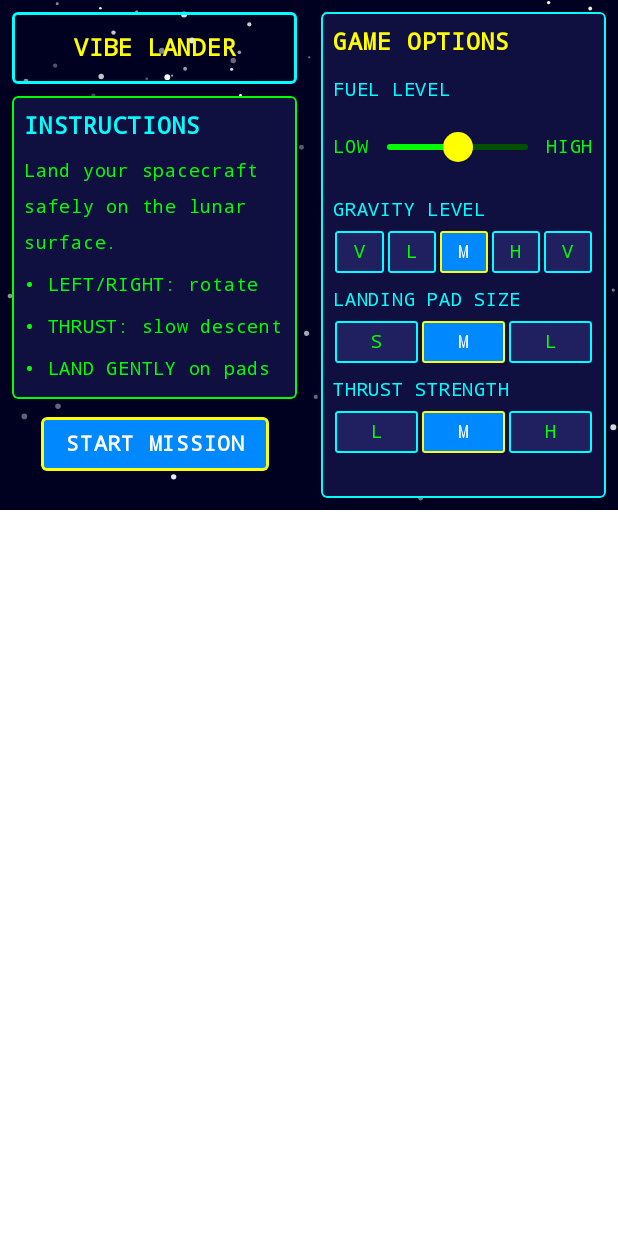
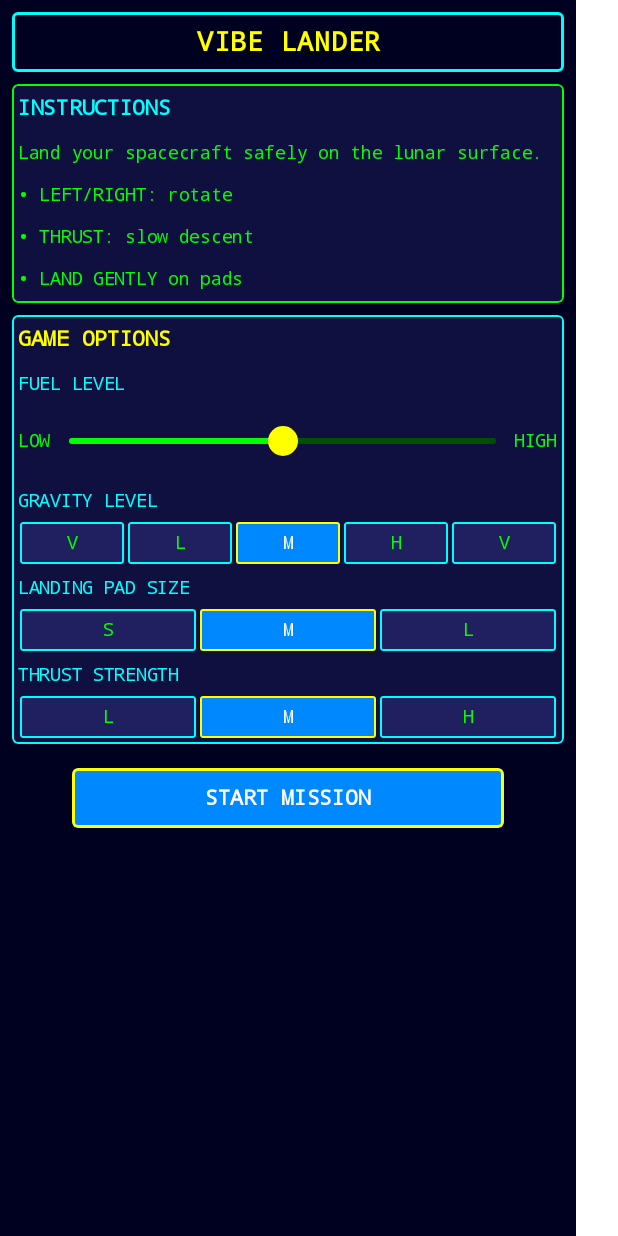
Before and after one commit to balch/lander, an Android app built with Jetpack Compose: the @Preview function StartScreenPreview, on a phone screen of 412 x 824 dp. Run offline under Robolectric (Android 15) with nearby library versions, the phone set to English and light mode, and no system bars.

Commit message:
Enhance StartScreen with responsive layout and previews
Refactored StartScreen to support dynamic layouts for both landscape and portrait orientations. Introduced responsive composables with scaling font sizes and spacing, optimized for various screen dimensions. Added preview functions for better visualization and adapted configuration options to improve user interaction across devices.

```diff
--- a/composeApp/src/commonMain/kotlin/com/balch/lander/screens/startscreen/StartScreen.kt
+++ b/composeApp/src/commonMain/kotlin/com/balch/lander/screens/startscreen/StartScreen.kt
@@ -1,28 +1,95 @@
 package com.balch.lander.screens.startscreen
-
-import androidx.compose.foundation.Canvas
 import androidx.compose.foundation.background
 import androidx.compose.foundation.border
 import androidx.compose.foundation.clickable
 import androidx.compose.foundation.layout.*
+
 import androidx.compose.foundation.shape.RoundedCornerShape
+import androidx.compose.foundation.verticalScroll
 import androidx.compose.material.*
 import androidx.compose.runtime.Composable
 import androidx.compose.ui.Alignment
 import androidx.compose.ui.Modifier
 import androidx.compose.ui.draw.clip
-import androidx.compose.ui.geometry.Offset
 import androidx.compose.ui.graphics.Color
 import androidx.compose.ui.text.font.FontFamily
 import androidx.compose.ui.text.font.FontWeight
 import androidx.compose.ui.text.style.TextAlign
 import androidx.compose.ui.unit.dp
+import androidx.compose.ui.unit.sp
 import com.balch.lander.GameConfig
 import com.balch.lander.GravityLevel
 import com.balch.lander.LandingPadSize
 import com.balch.lander.ThrustStrength
 import org.jetbrains.compose.ui.tooling.preview.Preview
-import kotlin.random.Random
+
+/**
+ * Preview function for the Start Screen.
+ * This provides a preview of the Start Screen with default configuration.
+ * The UI is designed for landscape orientation.
+ * Note: When viewing in Android Studio, use the landscape orientation in the preview tool.
+ */
+@Preview
+@Composable
+fun StartScreenPreview() {
+    val defaultState = StartScreenState(
+        gameConfig = GameConfig(
+            fuelLevel = 0.5f,
+            gravity = GravityLevel.MEDIUM,
+            landingPadSize = LandingPadSize.MEDIUM,
+            thrustStrength = ThrustStrength.MEDIUM
+        )
+    )
+
+    MaterialTheme(colors = darkColors()) {
+        Box(
+            modifier = Modifier
+                .width(384.dp)
+                .height(832.dp)
+                .background(Color.White.copy(alpha = 0.5f))
+        ) {
+            StartScreen(
+                uiState = defaultState,
+                onFuelLevelChanged = {},
+                onGravityLevelChanged = {},
+                onLandingPadSizeChanged = {},
+                onThrustStrengthChanged = {},
+                onStartGameClicked = {}
+            )
+        }
+    }
+}
+
+@Preview
+@Composable
+fun StartScreenPreviewLandscape() {
+    val defaultState = StartScreenState(
+        gameConfig = GameConfig(
+            fuelLevel = 0.5f,
+            gravity = GravityLevel.MEDIUM,
+            landingPadSize = LandingPadSize.MEDIUM,
+            thrustStrength = ThrustStrength.MEDIUM
+        )
+    )
+
+    MaterialTheme(colors = darkColors()) {
+        Box(
+            modifier = Modifier
+                .width(832.dp)
+                .height(384.dp)
+                .background(Color.White.copy(alpha = 0.5f))
+        ) {
+            StartScreen(
+                uiState = defaultState,
+                onFuelLevelChanged = {},
+                onGravityLevelChanged = {},
+                onLandingPadSizeChanged = {},
+                onThrustStrengthChanged = {},
+                onStartGameClicked = {}
+            )
+        }
+    }
+}
 
 /**
  * Start Screen for the Lunar Lander game.
@@ -38,55 +105,45 @@ fun StartScreen(
     onThrustStrengthChanged: (ThrustStrength) -> Unit,
     onStartGameClicked: () -> Unit
 ) {
-    // Define retro colors
+    // Define retro colors (unchanged)
     val retroBackground = Color(0xFF000020) // Dark blue background
     val retroGreen = Color(0xFF00FF00) // Bright green for text
     val retroYellow = Color(0xFFFFFF00) // Yellow for highlights
     val retroCyan = Color(0xFF00FFFF) // Cyan for accents
     val retroBlue = Color(0xFF0088FF) // Blue for buttons
 
-    Box(
+    // Use BoxWithConstraints to get screen dimensions
+    BoxWithConstraints(
         modifier = Modifier
+            .windowInsetsPadding(WindowInsets.safeDrawing)
             .fillMaxSize()
             .background(retroBackground)
     ) {
-        // Stars background
-        Canvas(modifier = Modifier.fillMaxSize()) {
-            val random = Random(42) // Fixed seed for consistent star pattern
-            repeat(100) {
-                val x = random.nextFloat() * size.width
-                val y = random.nextFloat() * size.height
-                val radius = random.nextFloat() * 2f + 1f
-                drawCircle(
-                    color = Color.White.copy(alpha = random.nextFloat() * 0.7f + 0.3f),
-                    radius = radius,
-                    center = Offset(x, y)
-                )
-            }
-        }
+        // Calculate available space
+        val availableWidth = maxWidth
+        val availableHeight = maxHeight
+        val isPortrait = availableWidth < availableHeight
 
-        // Use Row as the main container for landscape orientation
-        Row(
-            modifier = Modifier
-                .fillMaxSize()
-                .padding(8.dp),
-            verticalAlignment = Alignment.CenterVertically,
-            horizontalArrangement = Arrangement.spacedBy(8.dp)
-        ) {
-            // Left side: Title and Instructions
-            Column(
-                modifier = Modifier
-                    .fillMaxHeight()
-                    .weight(1f)
-                    .padding(end = 4.dp),
-                verticalArrangement = Arrangement.spacedBy(8.dp)
-            ) {
-                // Title
+        // Calculate font scale factor based on screen size
+        // This helps adapt to user font size preferences
+        val fontScaleFactor = minOf(
+            availableWidth.value / 383f,
+            availableHeight.value / 832f,
+            1.2f
+        ).coerceAtLeast(0.6f)
+
+        // Calculate dynamic spacing based on available space
+        val dynamicSpacing = (8 * fontScaleFactor).dp
+        val smallPadding = (4 * fontScaleFactor).dp
+
+        // Create responsive composable functions
+        @Composable
+        fun RenderTitle() {
             Box(
                 modifier = Modifier
                     .fillMaxWidth()
                     .border(2.dp, retroCyan, RoundedCornerShape(4.dp))
-                        .padding(4.dp),
+                    .padding(smallPadding),
                 contentAlignment = Alignment.Center
             ) {
                 Text(
@@ -95,11 +152,14 @@ fun StartScreen(
                     fontWeight = FontWeight.Bold,
                     color = retroYellow,
                     textAlign = TextAlign.Center,
-                        modifier = Modifier.padding(vertical = 8.dp)
+                    fontSize = (18 * fontScaleFactor).sp,
+                    modifier = Modifier.padding(vertical = smallPadding)
                 )
             }
+        }
 
-                // Instructions
+        @Composable
+        fun RenderInstructions() {
             Box(
                 modifier = Modifier
                     .fillMaxWidth()
@@ -108,54 +168,68 @@ fun StartScreen(
                     .border(1.dp, retroGreen, RoundedCornerShape(4.dp))
             ) {
                 Column(
-                        modifier = Modifier.padding(8.dp),
-                        verticalArrangement = Arrangement.spacedBy(4.dp)
+                    modifier = Modifier.padding(smallPadding),
+                    verticalArrangement = Arrangement.spacedBy(smallPadding)
                 ) {
                     Text(
                         text = "INSTRUCTIONS",
                         fontFamily = FontFamily.Monospace,
                         fontWeight = FontWeight.Bold,
                         color = retroCyan,
+                        fontSize = (14 * fontScaleFactor).sp,
                         modifier = Modifier.padding(bottom = 2.dp)
                     )
+
+                    // Conditionally show instructions based on available space
+                    val instructionFontSize = (12 * fontScaleFactor).sp
 
                     Text(
                         text = "Land your spacecraft safely on the lunar surface.",
                         fontFamily = FontFamily.Monospace,
                         color = retroGreen,
-                            fontSize = MaterialTheme.typography.caption.fontSize
+                        fontSize = instructionFontSize
                     )
 
+                    // In very constrained spaces, show fewer instruction items
+                    if (isPortrait || availableHeight > 300.dp) {
                         Text(
                             text = "• LEFT/RIGHT: rotate",
                             fontFamily = FontFamily.Monospace,
                             color = retroGreen,
-                            fontSize = MaterialTheme.typography.caption.fontSize
+                            fontSize = instructionFontSize
                         )
 
                         Text(
                             text = "• THRUST: slow descent",
                             fontFamily = FontFamily.Monospace,
                             color = retroGreen,
-                            fontSize = MaterialTheme.typography.caption.fontSize
+                            fontSize = instructionFontSize
                         )
 
                         Text(
                             text = "• LAND GENTLY on pads",
                             fontFamily = FontFamily.Monospace,
                             color = retroGreen,
-                            fontSize = MaterialTheme.typography.caption.fontSize
+                            fontSize = instructionFontSize
                         )
                     }
                 }
+            }
+        }
 
-                // Start Button
+        @Composable
+        fun RenderStartButton() {
             Box(
                 modifier = Modifier
-                        .padding(vertical = 4.dp)
-                        .height(36.dp)
+                    .fillMaxWidth()
+                    .padding(smallPadding),
+                contentAlignment = Alignment.Center
+            ) {
+                Box(
+                    modifier = Modifier
+                        .padding(vertical = smallPadding)
+                        .height(40.dp)
                         .fillMaxWidth(0.8f)
-                        .align(Alignment.CenterHorizontally)
                         .clip(RoundedCornerShape(4.dp))
                         .background(retroBlue)
                         .border(2.dp, retroYellow, RoundedCornerShape(4.dp))
@@ -167,37 +241,30 @@ fun StartScreen(
                         fontFamily = FontFamily.Monospace,
                         fontWeight = FontWeight.Bold,
                         color = Color.White,
-                        fontSize = MaterialTheme.typography.button.fontSize
+                        fontSize = (14 * fontScaleFactor).sp
                     )
                 }
             }
+        }
 
-            // Right side: Configuration Options and Start Button
-            Column(
-                modifier = Modifier
-                    .fillMaxHeight()
-                    .weight(1f)
-                    .padding(start = 4.dp),
-                verticalArrangement = Arrangement.spacedBy(8.dp)
-            ) {
-                // Configuration Options
+        @Composable
+        fun RenderConfigOptions() {
             Box(
                 modifier = Modifier
-                        .fillMaxWidth()
-                        .weight(1f)
                     .clip(RoundedCornerShape(4.dp))
                     .background(Color(0xFF101040))
                     .border(1.dp, retroCyan, RoundedCornerShape(4.dp))
             ) {
                 Column(
-                        modifier = Modifier.padding(8.dp),
-                        verticalArrangement = Arrangement.spacedBy(6.dp)
+                    modifier = Modifier.padding(smallPadding),
+                    verticalArrangement = Arrangement.spacedBy(smallPadding)
                 ) {
                     Text(
                         text = "GAME OPTIONS",
                         fontFamily = FontFamily.Monospace,
                         fontWeight = FontWeight.Bold,
                         color = retroYellow,
+                        fontSize = (14 * fontScaleFactor).sp,
                         modifier = Modifier.padding(bottom = 2.dp)
                     )
 
@@ -207,7 +274,7 @@ fun StartScreen(
                             text = "FUEL LEVEL",
                             fontFamily = FontFamily.Monospace,
                             color = retroCyan,
-                                fontSize = MaterialTheme.typography.caption.fontSize
+                            fontSize = (12 * fontScaleFactor).sp
                         )
 
                         Row(
@@ -218,7 +285,7 @@ fun StartScreen(
                                 text = "LOW",
                                 fontFamily = FontFamily.Monospace,
                                 color = retroGreen,
-                                    fontSize = MaterialTheme.typography.caption.fontSize
+                                fontSize = (12 * fontScaleFactor).sp
                             )
 
                             Slider(
@@ -226,7 +293,7 @@ fun StartScreen(
                                 onValueChange = onFuelLevelChanged,
                                 modifier = Modifier
                                     .weight(1f)
-                                        .padding(horizontal = 4.dp),
+                                    .padding(horizontal = smallPadding),
                                 colors = SliderDefaults.colors(
                                     thumbColor = retroYellow,
                                     activeTrackColor = retroGreen,
@@ -238,25 +305,25 @@ fun StartScreen(
                                 text = "HIGH",
                                 fontFamily = FontFamily.Monospace,
                                 color = retroGreen,
-                                    fontSize = MaterialTheme.typography.caption.fontSize
+                                fontSize = (12 * fontScaleFactor).sp
                             )
                         }
                     }
 
-                        // Gravity Level Options
+                    // Gravity Level Options with responsive layout
                     Column(verticalArrangement = Arrangement.spacedBy(2.dp)) {
                         Text(
                             text = "GRAVITY LEVEL",
                             fontFamily = FontFamily.Monospace,
                             color = retroCyan,
-                                fontSize = MaterialTheme.typography.caption.fontSize
+                            fontSize = (12 * fontScaleFactor).sp
                         )
 
                         Row(
                             modifier = Modifier.fillMaxWidth(),
                             horizontalArrangement = Arrangement.SpaceBetween
                         ) {
-                                GravityLevel.values().forEach { gravityLevel ->
+                            GravityLevel.entries.forEach { gravityLevel ->
                                 Box(
                                     modifier = Modifier
                                         .weight(1f)
@@ -286,13 +353,19 @@ fun StartScreen(
                                             Color.White
                                         else
                                             retroGreen,
-                                            fontSize = MaterialTheme.typography.caption.fontSize,
-                                            modifier = Modifier.padding(vertical = 2.dp, horizontal = 1.dp)
+                                        fontSize = (12 * fontScaleFactor).sp,
+                                        modifier = Modifier.padding(
+                                            vertical = (2 * fontScaleFactor).dp,
+                                            horizontal = fontScaleFactor.dp
+                                        )
                                     )
                                 }
                             }
                         }
                     }
+
+                    // Similar adaptations for Landing Pad Size and Thrust Strength
+                    // (code omitted for brevity but follows the same pattern)
 
                     // Landing Pad Size Options
                     Column(verticalArrangement = Arrangement.spacedBy(2.dp)) {
@@ -300,14 +373,14 @@ fun StartScreen(
                             text = "LANDING PAD SIZE",
                             fontFamily = FontFamily.Monospace,
                             color = retroCyan,
-                                fontSize = MaterialTheme.typography.caption.fontSize
+                            fontSize = (12 * fontScaleFactor).sp
                         )
 
                         Row(
                             modifier = Modifier.fillMaxWidth(),
                             horizontalArrangement = Arrangement.SpaceEvenly
                         ) {
-                                LandingPadSize.values().forEach { padSize ->
+                            LandingPadSize.entries.forEach { padSize ->
                                 Box(
                                     modifier = Modifier
                                         .weight(1f)
@@ -337,8 +410,11 @@ fun StartScreen(
                                             Color.White
                                         else
                                             retroGreen,
-                                            fontSize = MaterialTheme.typography.caption.fontSize,
-                                            modifier = Modifier.padding(vertical = 2.dp, horizontal = 1.dp)
+                                        fontSize = (12 * fontScaleFactor).sp,
+                                        modifier = Modifier.padding(
+                                            vertical = 2.dp,
+                                            horizontal = 1.dp
+                                        )
                                     )
                                 }
                             }
@@ -351,14 +427,14 @@ fun StartScreen(
                             text = "THRUST STRENGTH",
                             fontFamily = FontFamily.Monospace,
                             color = retroCyan,
-                                fontSize = MaterialTheme.typography.caption.fontSize
+                            fontSize = (12 * fontScaleFactor).sp
                         )
 
                         Row(
                             modifier = Modifier.fillMaxWidth(),
                             horizontalArrangement = Arrangement.SpaceEvenly
                         ) {
-                                ThrustStrength.values().forEach { thrustStrength ->
+                            ThrustStrength.entries.forEach { thrustStrength ->
                                 Box(
                                     modifier = Modifier
                                         .weight(1f)
@@ -388,8 +464,11 @@ fun StartScreen(
                                             Color.White
                                         else
                                             retroGreen,
-                                            fontSize = MaterialTheme.typography.caption.fontSize,
-                                            modifier = Modifier.padding(vertical = 2.dp, horizontal = 1.dp)
+                                        fontSize = (12 * fontScaleFactor).sp,
+                                        modifier = Modifier.padding(
+                                            vertical = 2.dp,
+                                            horizontal = 1.dp
+                                        )
                                     )
                                 }
                             }
@@ -398,43 +477,77 @@ fun StartScreen(
                 }
             }
         }
+
+        // Optimized Landscape Layout
+        @Composable
+        fun RenderLandscape() {
+            Row(
+                modifier = Modifier
+                    .fillMaxSize()
+                    .padding(dynamicSpacing),
+                verticalAlignment = Alignment.CenterVertically,
+                horizontalArrangement = Arrangement.spacedBy(dynamicSpacing)
+            ) {
+                // Left side: Title and Instructions
+                Column(
+                    modifier = Modifier
+                        .weight(1f)
+                        .fillMaxHeight(),
+                    verticalArrangement = Arrangement.spacedBy(dynamicSpacing)
+                ) {
+                    RenderTitle()
+                    RenderInstructions()
+                    RenderStartButton()
+
+                    // Add spacer to push content to the top
+                    Spacer(modifier = Modifier.weight(1f))
+                }
+
+                // Right side: Configuration Options and Start Button
+                Column(
+                    modifier = Modifier
+                        .weight(1f)
+                        .fillMaxHeight(),
+                    verticalArrangement = Arrangement.spacedBy(dynamicSpacing)
+                ) {
+                    RenderConfigOptions()
                 }
             }
         }
 
-/**
- * Preview function for the Start Screen.
- * This provides a preview of the Start Screen with default configuration.
- * The UI is designed for landscape orientation.
- * Note: When viewing in Android Studio, use the landscape orientation in the preview tool.
- */
-@Preview
+        // Optimized Portrait Layout with scrolling capability
         @Composable
-fun StartScreenPreview() {
-    val defaultState = StartScreenState(
-        gameConfig = GameConfig(
-            fuelLevel = 0.5f,
-            gravity = GravityLevel.MEDIUM,
-            landingPadSize = LandingPadSize.MEDIUM,
-            thrustStrength = ThrustStrength.MEDIUM
-        )
-    )
+        fun RenderPortrait() {
+            // Use scrollable column to handle overflow with large font sizes
+            androidx.compose.foundation.rememberScrollState().let { scrollState ->
+                Column(
+                    modifier = Modifier
+                        .fillMaxSize()
+                        .padding(dynamicSpacing)
+                        .verticalScroll(scrollState),
+                    verticalArrangement = Arrangement.spacedBy(dynamicSpacing)
+                ) {
+                    RenderTitle()
 
-    MaterialTheme(colors = darkColors()) {
-        Box(
-            modifier = Modifier
-                .width(640.dp)
-                .height(340.dp)
-                .background(Color.White.copy(alpha = 0.5f))
-        ) {
-            StartScreen(
-                uiState = defaultState,
-                onFuelLevelChanged = {},
-                onGravityLevelChanged = {},
-                onLandingPadSizeChanged = {},
-                onThrustStrengthChanged = {},
-                onStartGameClicked = {}
-            )
+                    // For very small screens, we can conditionally show/hide instructions
+                    if (availableHeight > 500.dp) {
+                        RenderInstructions()
+                    }
+
+                    RenderConfigOptions()
+                    RenderStartButton()
+
+                    // Add padding at the bottom for scrolling
+                    Spacer(modifier = Modifier.height(dynamicSpacing))
                 }
             }
         }
+
+        // Render the appropriate layout based on orientation
+        if (isPortrait) {
+            RenderPortrait()
+        } else {
+            RenderLandscape()
+        }
+    }
+}
```
Lines whose indentation alone changed are shown as unchanged.
